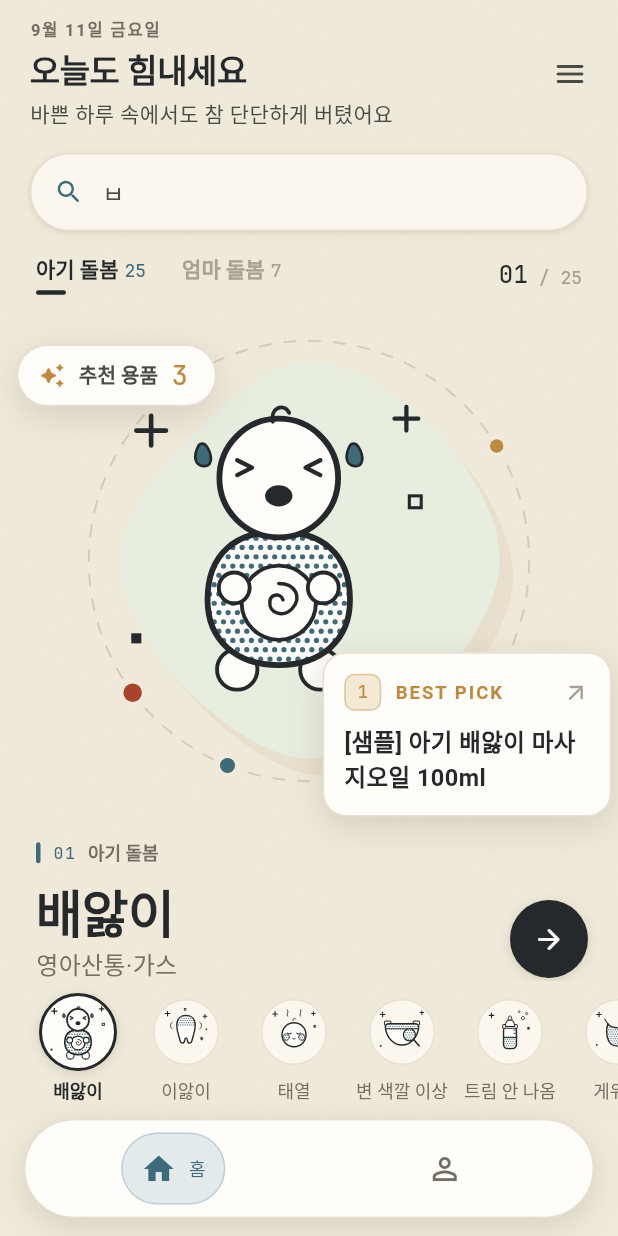
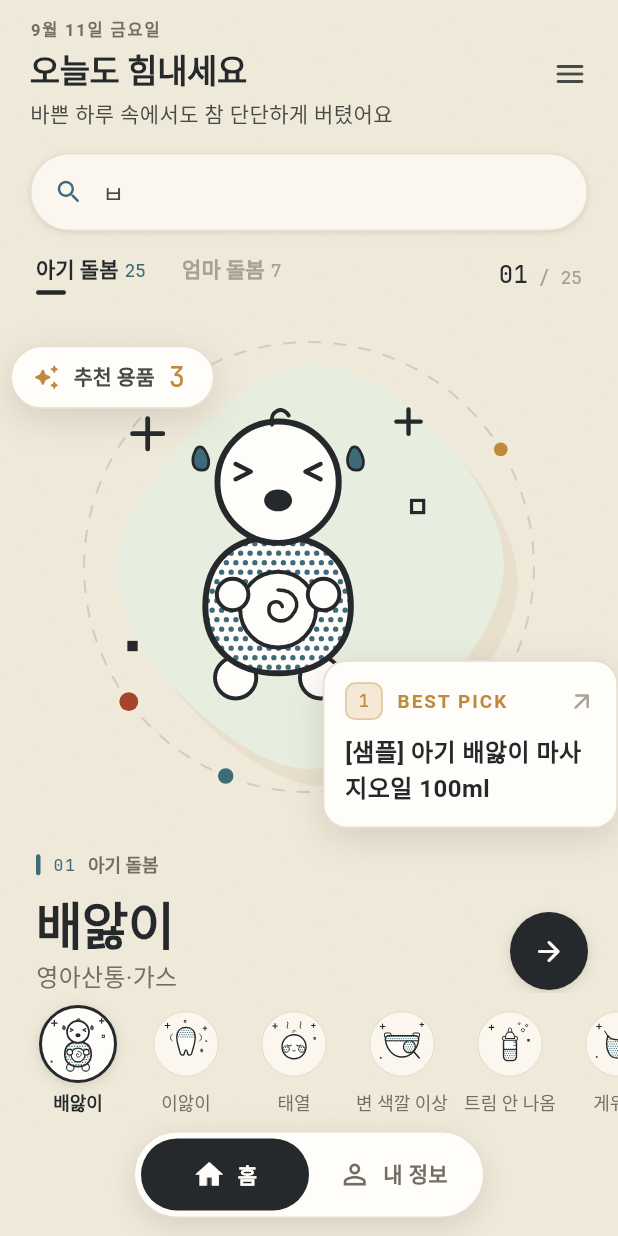
Before and after one commit to skyinthe-sea/agawaeuleo, a Flutter app: the screen it shows after launch, after a tap on "건너뛰기", on a phone screen of 412 x 824 dp. Run offline on Flutter 3.47's test engine with Material 3 defaults, Android fonts, the phone set to English and light mode, and no system bars; our stand-ins replace connectivity_plus, drift, drift_flutter, envied, firebase_core, firebase_messaging and 14 more; accounts and stored records are empty; generated files the repository leaves out were written again; Roboto replaces fonts that are missing (NotoSerifKR, Pretendard).

Commit message:
feat(nav): 하단 탭바를 먹 캡슐로 교체
탭이 둘(홈·내 정보)로 줄면서 화면 폭을 가로지르던 독이 휑해 보였다.
- 가운데 떠 있는 작은 캡슐(paperRaised + 헤어라인 + e4)
- 활성 표시는 ink900 먹 알약 — 앞 가장자리가 먼저 뻗고 뒤가 따라오며 번지듯 흐름
- 칸 줄을 두 겹으로 그려 알약 가장자리에서 글자·아이콘이 정확히 뒤집힘
- 두 탭 라벨 상시 노출, 다크 모드는 먹이 밝아져 대비 자동 반전

Co-Authored-By: Claude Opus 5 (1M context) <noreply@anthropic.com>
Claude-Session: https://claude.ai/code/session_01EoMj75WS2MGvjq7AsDxvdZ

```diff
--- a/lib/presentation/widgets/navigation/app_bottom_nav.dart
+++ b/lib/presentation/widgets/navigation/app_bottom_nav.dart
@@ -1,25 +1,28 @@
-import 'dart:math' as math;
+import 'dart:ui' show lerpDouble;
 
 import 'package:flutter/material.dart';
 import 'package:flutter/services.dart';
 
 import '../../../config/theme/theme.dart';
 
-/// §11.0 하단 탭바 (DESIGN v2 — 플로팅 페이퍼 독 + 모핑 잉크 알약).
+/// §11.0 하단 탭바 (DESIGN v2.3 — 먹 캡슐, 2026-09-11).
 ///
-/// 화면 하단에 붙지 않고 좌우 `x16`·하단 `x12`만큼 떠 있는 **독**(paperRaised
-/// 바탕 + `line` 헤어라인 보더 + 오버레이 음영 `e4`, 스타디움 라운드)이다. 상단
-/// 헤어라인 시그니처는 독 전체를 두르는 보더가 승계한다(그라디언트·블러 없음 —
-/// 페이퍼잉크 계약).
+/// 화면 폭을 가로지르던 독 대신, 가운데에 떠 있는 **작은 캡슐**(paperRaised +
+/// `line` 헤어라인 + 오버레이 음영 `e4`)이다. 탭이 둘뿐이라 넓은 독은 휑했고, 홈 덱
+/// 아래 레일과도 무게가 겹쳤다.
 ///
-/// 활성 탭은 `accentWash` 알약이 아이콘에서 라벨 방향으로 **펼쳐지며**(morph)
-/// 아이콘/라벨이 `accent`로 물든다(spring, reduce-motion 시 0ms·linear). 비활성은
-/// 라벨 없이 외곽선 아이콘 단독(`ink500`)이라, 시각 라벨이 없는 상태의 스크린리더
-/// 접근성은 `Semantics` 라벨로 보강한다.
+/// 활성 표시는 `ink900` 먹 알약이다. 탭을 바꾸면 알약이 **먹이 번지듯** 흐른다 —
+/// 가는 방향의 앞 가장자리가 먼저 뻗고 뒤 가장자리가 늦게 따라와 잠깐 늘어났다가
+/// 새 칸에 맞춰 앉는다. 칸 줄을 두 겹(먹색 바탕 / 알약 모양으로 자른 종이색·채운
+/// 아이콘)으로 그려, 알약 가장자리가 지나가는 자리에서 글자가 정확히 뒤집힌다.
+/// 다크 모드는 `ink900`이 밝은 먹이라 알약·글자 대비가 자동으로 뒤집힌다.
+/// 그라데이션·블러 없음(페이퍼잉크 계약).
 ///
-/// 탭 시 `selectionClick` 햅틱. 큰 시스템 글자에서 라벨은 배율 상한(1.3)+FittedBox
-/// scaleDown으로 방어한다. 탭 전환 페이지 fade-through는 셸(app_router)이 담당한다.
-class AppBottomNav extends StatelessWidget {
+/// 두 탭 모두 라벨을 늘 보여 준다(아이콘 단독의 모호함 제거). 탭 시 `selectionClick`
+/// 햅틱, 칸 높이 48(최소 터치 타깃), 큰 시스템 글자는 배율 상한 1.3 + FittedBox
+/// 축소로 방어, reduce-motion이면 알약이 즉시 옮겨 앉는다. 탭 전환 페이지
+/// fade-through는 셸(app_router)이 담당한다.
+class AppBottomNav extends StatefulWidget {
   const AppBottomNav({
     required this.currentIndex,
     required this.onTap,
@@ -46,45 +49,149 @@ class AppBottomNav extends StatelessWidget {
     ),
   ];
 
+  /// 칸 한 개의 폭·높이와 캡슐 안쪽 여백.
+  static const double _cellWidth = 112;
+  static const double _cellHeight = AppSpacing.x48;
+  static const double _inset = AppSpacing.x4;
+
+  @override
+  State<AppBottomNav> createState() => _AppBottomNavState();
+}
+
+class _AppBottomNavState extends State<AppBottomNav>
+    with SingleTickerProviderStateMixin {
+  /// 먹 알약이 흐르는 시간 — 앞 가장자리는 이 중 앞부분에, 뒤 가장자리는 늦게 끝난다.
+  late final AnimationController _flow = AnimationController(
+    vsync: this,
+    duration: const Duration(milliseconds: 460),
+    value: 1,
+  );
+
+  /// 흐름 시작 시점의 알약 좌·우 가장자리(칸 단위 — 칸 i는 [i, i+1]).
+  late double _fromLeft = widget.currentIndex.toDouble();
+  late double _fromRight = widget.currentIndex + 1.0;
+
+  static const Curve _leadCurve = Interval(0, 0.62, curve: Curves.easeOutCubic);
+  static const Curve _trailCurve = Interval(
+    0.18,
+    1,
+    curve: Curves.easeInOutCubic,
+  );
+
+  @override
+  void didUpdateWidget(AppBottomNav oldWidget) {
+    super.didUpdateWidget(oldWidget);
+    if (oldWidget.currentIndex == widget.currentIndex) return;
+    // 흐르는 도중에 또 바뀌어도 지금 보이는 자리에서 이어서 흐른다.
+    final (left, right) = _edges(oldWidget.currentIndex);
+    _fromLeft = left;
+    _fromRight = right;
+    if (AppMotion.reduceMotion(context)) {
+      _flow.value = 1;
+    } else {
+      _flow.forward(from: 0);
+    }
+  }
+
+  @override
+  void dispose() {
+    _flow.dispose();
+    super.dispose();
+  }
+
+  /// 현재 알약 좌·우 가장자리(칸 단위). [previousTarget]은 흐름의 목적지 계산용.
+  (double, double) _edges([int? previousTarget]) {
+    final target = previousTarget ?? widget.currentIndex;
+    final t = _flow.value;
+    final toLeft = target.toDouble();
+    final toRight = target + 1.0;
+    final movingRight = toLeft >= _fromLeft;
+    // 가는 방향의 가장자리가 앞장선다.
+    final leftT = (movingRight ? _trailCurve : _leadCurve).transform(t);
+    final rightT = (movingRight ? _leadCurve : _trailCurve).transform(t);
+    return (
+      lerpDouble(_fromLeft, toLeft, leftT)!,
+      lerpDouble(_fromRight, toRight, rightT)!,
+    );
+  }
+
+  void _select(int index) {
+    HapticFeedback.selectionClick();
+    widget.onTap(index);
+  }
+
   @override
   Widget build(BuildContext context) {
     final c = context.colors;
+    const items = AppBottomNav._items;
+    const cell = AppBottomNav._cellWidth;
+
     return SafeArea(
       top: false,
       child: Padding(
-        padding: const EdgeInsets.fromLTRB(
-          AppSpacing.x16,
-          0,
-          AppSpacing.x16,
-          AppSpacing.x12,
-        ),
+        padding: const EdgeInsets.only(bottom: AppSpacing.x12),
+        child: Center(
+          heightFactor: 1,
           child: Container(
-          padding: const EdgeInsets.all(AppSpacing.x8),
+            padding: const EdgeInsets.all(AppBottomNav._inset),
             decoration: BoxDecoration(
               color: c.paperRaised,
               borderRadius: AppRadius.brFull,
               border: Border.all(color: c.line),
               boxShadow: context.shadows.e4,
             ),
-          // 아이템 시각 높이 x48로 Row를 고정 → 독 총 높이 48+패딩16 = 64. (없으면
-          // 아이템의 Center가 세로로 늘어나 bottomNavigationBar 슬롯 전체를 채워
-          // 본문이 0높이로 눌리며 오버플로가 난다.)
             child: SizedBox(
-            height: AppSpacing.x48,
-            child: Row(
+              width: cell * items.length,
+              height: AppBottomNav._cellHeight,
+              child: AnimatedBuilder(
+                animation: _flow,
+                // 두 겹의 칸 줄은 애니메이션과 무관하므로 한 번만 만든다.
+                child: _NavRow(
+                  items: items,
+                  currentIndex: widget.currentIndex,
+                  inked: false,
+                  onTap: _select,
+                ),
+                builder: (context, baseRow) {
+                  final (left, right) = _edges();
+                  final pill = RRect.fromLTRBR(
+                    left * cell,
+                    0,
+                    right * cell,
+                    AppBottomNav._cellHeight,
+                    const Radius.circular(AppBottomNav._cellHeight / 2),
+                  );
+                  return Stack(
                     children: [
-                for (var i = 0; i < _items.length; i++)
-                  Expanded(
-                    child: _NavItem(
-                      data: _items[i],
-                      selected: i == currentIndex,
-                      onTap: () {
-                        HapticFeedback.selectionClick();
-                        onTap(i);
-                      },
+                      Positioned.fromRect(
+                        rect: pill.outerRect,
+                        child: DecoratedBox(
+                          decoration: BoxDecoration(
+                            color: c.ink900,
+                            borderRadius: AppRadius.brFull,
+                          ),
+                        ),
+                      ),
+                      // 바탕 글자(먹색) — 탭·스크린리더를 맡는다.
+                      baseRow!,
+                      // 알약 안 글자(종이색·채운 아이콘) — 알약 모양으로 잘라, 먹이
+                      // 지나가는 가장자리에서 글자가 정확히 뒤집힌다.
+                      IgnorePointer(
+                        child: ExcludeSemantics(
+                          child: ClipPath(
+                            clipper: _PillClipper(pill),
+                            child: _NavRow(
+                              items: items,
+                              currentIndex: widget.currentIndex,
+                              inked: true,
+                            ),
+                          ),
                         ),
                       ),
                     ],
+                  );
+                },
+              ),
             ),
           ),
         ),
@@ -93,27 +200,109 @@ class AppBottomNav extends StatelessWidget {
   }
 }
 
-class _NavItem extends StatelessWidget {
-  const _NavItem({
+/// 알약 모양 클리퍼(흐르는 동안 매 프레임 모양이 바뀐다).
+class _PillClipper extends CustomClipper<Path> {
+  const _PillClipper(this.pill);
+
+  final RRect pill;
+
+  @override
+  Path getClip(Size size) => Path()..addRRect(pill);
+
+  @override
+  bool shouldReclip(_PillClipper oldClipper) => oldClipper.pill != pill;
+}
+
+/// 칸 줄 한 겹. [inked]면 알약 안쪽 모습(종이색 + 채운 아이콘)이다.
+class _NavRow extends StatelessWidget {
+  const _NavRow({
+    required this.items,
+    required this.currentIndex,
+    required this.inked,
+    this.onTap,
+  });
+
+  final List<_NavItemData> items;
+  final int currentIndex;
+  final bool inked;
+  final ValueChanged<int>? onTap;
+
+  @override
+  Widget build(BuildContext context) {
+    return Row(
+      children: [
+        for (var i = 0; i < items.length; i++)
+          _NavCell(
+            data: items[i],
+            selected: i == currentIndex,
+            inked: inked,
+            onTap: onTap == null ? null : () => onTap!(i),
+          ),
+      ],
+    );
+  }
+}
+
+class _NavCell extends StatelessWidget {
+  const _NavCell({
     required this.data,
     required this.selected,
-    required this.onTap,
+    required this.inked,
+    this.onTap,
   });
 
   final _NavItemData data;
   final bool selected;
-  final VoidCallback onTap;
 
-  /// DESIGN v2 알약 치수. 비활성 시 아이콘(24)+좌우 패딩(12·12)=48로 최소 탭 타깃 충족.
-  static const double _pillHeight = AppSpacing.x48; // 48
-  static const double _iconSize = 24;
+  /// 알약 안쪽 겹(종이색 + 채운 아이콘)인지.
+  final bool inked;
+
+  /// null이면 장식 겹(탭·시맨틱스 없음).
+  final VoidCallback? onTap;
 
   @override
   Widget build(BuildContext context) {
     final c = context.colors;
+    final color = inked ? c.paperRaised : c.ink500;
 
-    // 시각 라벨이 비활성 시 사라지므로 스크린리더용 라벨/상태는 Semantics로 보강한다.
-    // excludeSemantics로 GestureDetector 의미론이 가려지므로 onTap도 여기 연결한다.
+    final content = SizedBox(
+      width: AppBottomNav._cellWidth,
+      height: AppBottomNav._cellHeight,
+      child: Center(
+        child: FittedBox(
+          fit: BoxFit.scaleDown,
+          child: Padding(
+            padding: const EdgeInsets.symmetric(horizontal: AppSpacing.x12),
+            child: Row(
+              mainAxisSize: MainAxisSize.min,
+              children: [
+                Icon(
+                  inked ? data.activeIcon : data.icon,
+                  size: 22,
+                  color: color,
+                ),
+                const SizedBox(width: AppSpacing.x8),
+                Text(
+                  data.label,
+                  maxLines: 1,
+                  style: context.texts.body.copyWith(
+                    color: color,
+                    fontWeight: FontWeight.w700,
+                    height: 1.2,
+                  ),
+                  // 큰 시스템 글자에서도 캡슐이 과도하게 늘지 않도록 상한.
+                  textScaler: MediaQuery.textScalerOf(
+                    context,
+                  ).clamp(maxScaleFactor: 1.3),
+                ),
+              ],
+            ),
+          ),
+        ),
+      ),
+    );
+
+    if (onTap == null) return content;
     return Semantics(
       container: true,
       button: true,
@@ -124,85 +313,7 @@ class _NavItem extends StatelessWidget {
       child: GestureDetector(
         behavior: HitTestBehavior.opaque,
         onTap: onTap,
-        child: Center(
-          child: TweenAnimationBuilder<double>(
-            // end만 지정 — 첫 빌드에선 애니메이션 없이 target에 안착하고, 선택이 바뀔
-            // 때만 재생된다(불필요한 초기 모션 방지).
-            tween: Tween<double>(end: selected ? 1.0 : 0.0),
-            duration: AppMotion.resolve(context, AppMotion.base),
-            curve: AppMotion.resolveCurve(context, AppMotion.spring),
-            builder: (context, raw, _) {
-              // 색·알파용은 clamp(spring 오버슈트/역재생 방어), 라벨 폭 리빌용 wf는
-              // 음수만 차단(0 초과 오버슈트는 그대로 둬 자연스러운 펼침 유지).
-              final tc = raw.clamp(0.0, 1.0);
-              final wf = math.max(0.0, raw);
-              return Container(
-                height: _pillHeight,
-                padding: const EdgeInsets.symmetric(horizontal: AppSpacing.x12),
-                decoration: BoxDecoration(
-                  color: c.accentWash.withValues(alpha: tc),
-                  borderRadius: AppRadius.brFull,
-                  // 다크모드에서 accentWash 알약이 paperRaised와 거의 겹쳐 흐릿해지므로
-                  // accent 톤 헤어라인(브랜드 시그니처)으로 활성 가독성을 보강한다.
-                  border: Border.all(
-                    color: c.accent.withValues(alpha: tc * 0.22),
-                  ),
-                ),
-                child: Row(
-                  mainAxisSize: MainAxisSize.min,
-                  children: [
-                    Icon(
-                      selected ? data.activeIcon : data.icon,
-                      size: _iconSize,
-                      // 비활성 아이콘은 라벨 없이 단독이라 ink300보다 진한 ink500 사용.
-                      color: Color.lerp(c.ink500, c.accent, tc),
-                    ),
-                    // 라벨이 아이콘 오른쪽으로 "펼쳐지는" 모핑. 아이콘·라벨 간격(x8)을
-                    // 리빌 영역 안에 둬서 비활성 시 폭이 완전히 0이 되게 한다.
-                    // 완전 접힘(tc==0) 상태에선 Offstage로 라벨을 무대 밖에 두어
-                    // 서브트리는 유지하되(재확장 시 재생성 없음) 시맨틱/파인더에서
-                    // 빠지게 한다 — 비활성 시각 라벨의 접근성은 상위 Semantics가 담당.
-                    Flexible(
-                      child: Offstage(
-                        offstage: tc == 0,
-                        child: ClipRect(
-                          child: Align(
-                            alignment: Alignment.centerLeft,
-                            widthFactor: wf,
-                            heightFactor: 1,
-                            child: Opacity(
-                              opacity: tc,
-                              child: Padding(
-                                padding: const EdgeInsets.only(
-                                  left: AppSpacing.x8,
-                                ),
-                                child: FittedBox(
-                                  fit: BoxFit.scaleDown,
-                                  child: Text(
-                                    data.label,
-                                    style: context.texts.caption.copyWith(
-                                      color: c.accent,
-                                    ),
-                                    maxLines: 1,
-                                    // 큰 시스템 글자에서도 알약이 과도하게 늘지 않도록
-                                    // 배율 상한을 둔다(하단 탭 관례).
-                                    textScaler: MediaQuery.textScalerOf(
-                                      context,
-                                    ).clamp(maxScaleFactor: 1.3),
-                                  ),
-                                ),
-                              ),
-                            ),
-                          ),
-                        ),
-                      ),
-                    ),
-                  ],
-                ),
-              );
-            },
-          ),
-        ),
+        child: content,
       ),
     );
   }
```
Also changed, not shown: 4 other files. Lines whose indentation alone changed are shown as unchanged.
